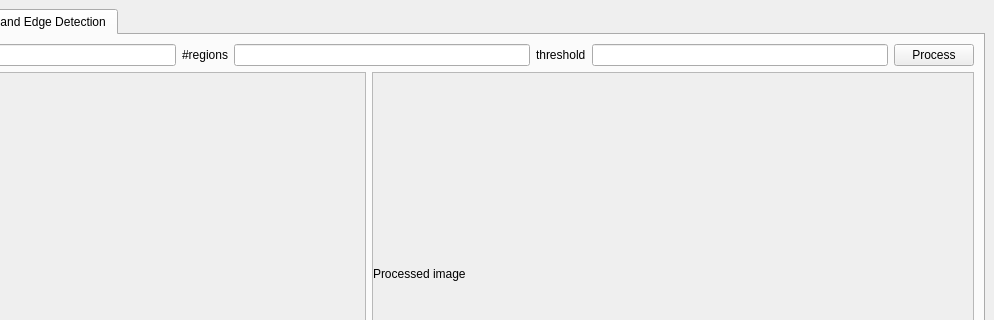
This is GUI/functioningGUI/mainwindow.ui in josura/GPU-imageprocesing-suite as Qt 5 draws it before an edit; both pictures show x 257 to 1251 and y 0 to 320 of the 1251 by 625 pixel window. The edited form follows.
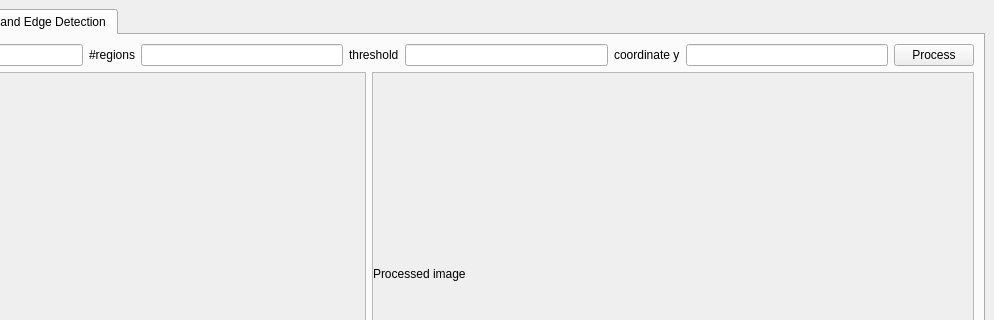
This is the edited form.

What changed in the file:
```diff
--- a/GUI/functioningGUI/mainwindow.ui
+++ b/GUI/functioningGUI/mainwindow.ui
@@ -343,6 +343,16 @@
           <item>
            <widget class="QLineEdit" name="lineEdit_10"/>
           </item>
+          <item>
+           <widget class="QLabel" name="label_9">
+            <property name="text">
+             <string>coordinate y</string>
+            </property>
+           </widget>
+          </item>
+          <item>
+           <widget class="QLineEdit" name="lineEdit_11"/>
+          </item>
           <item>
            <widget class="QPushButton" name="pushButton_5">
             <property name="text">
```
Left out of the diff: 28 changed lines with no effect on the pictures. Lines whose indentation alone changed are shown as unchanged.
